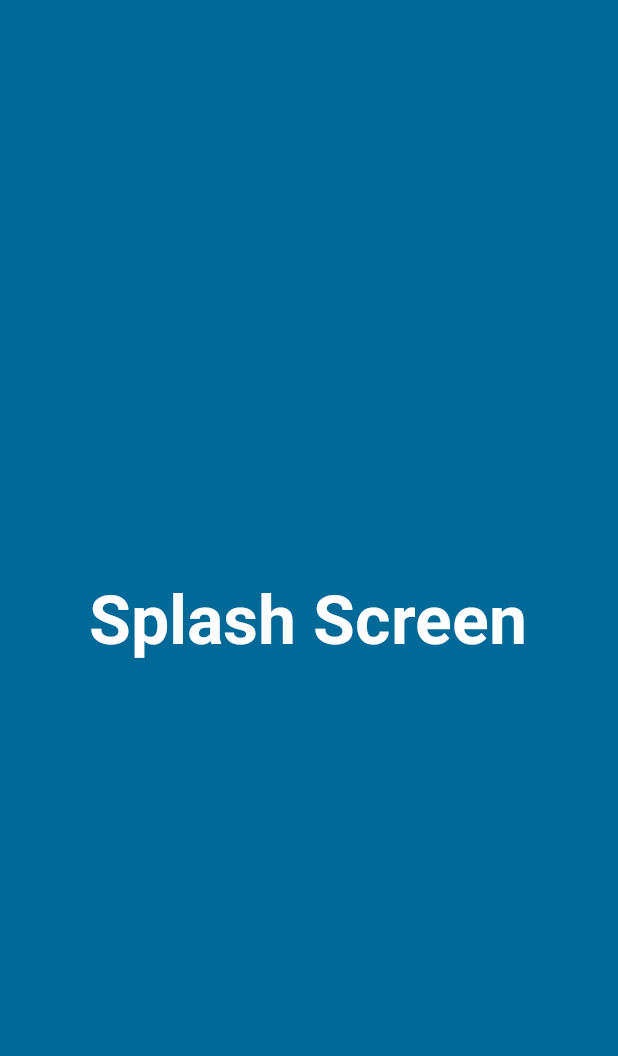
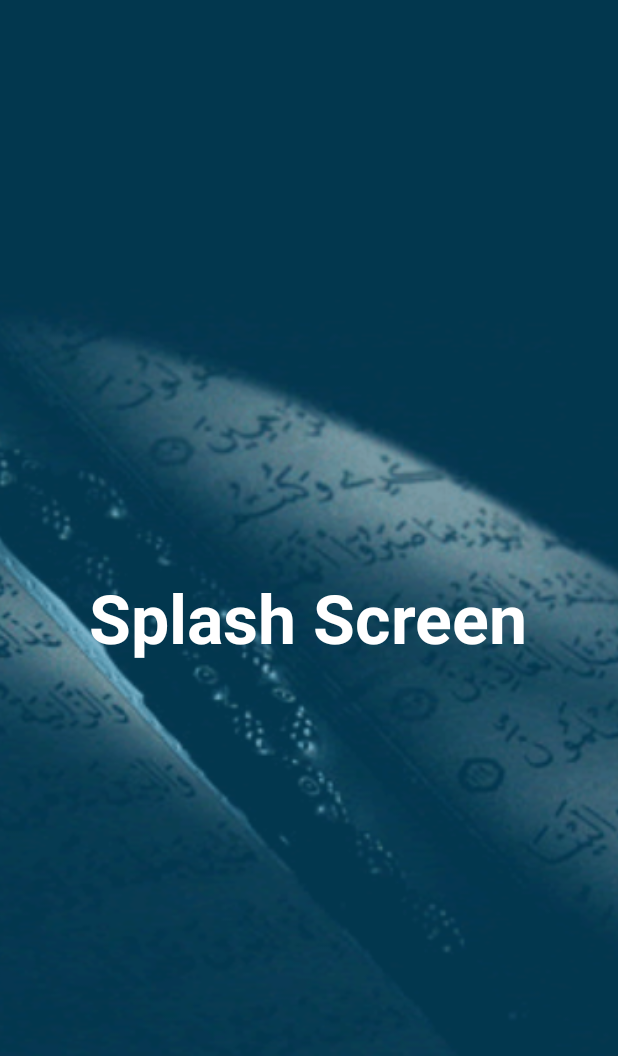
Before and after one commit to Ahmed-Redwan/QuranProjectDemo, an Android app: the layout activity_splash_screen.xml on its own in the app's theme, with its tools: preview values and no code run, on a phone screen of 412 x 824 dp. Shown: the top 1056 px of the screen. Run offline under Robolectric (Android 15) with nearby library versions, the phone set to English and light mode, and no system bars; Roboto replaces fonts that are not available here.

Commit message:
update commit

```diff
--- a/app/src/main/AndroidManifest.xml
+++ b/app/src/main/AndroidManifest.xml
@@ -8,7 +8,9 @@
         android:label="@string/app_name"
         android:roundIcon="@mipmap/ic_launcher_round"
         android:supportsRtl="true"
-        android:theme="@style/AppTheme">
+        android:theme="@style/AppTheme"
+
+        >
         <activity android:name=".Activities.JoinRequests"></activity>
         <activity android:name=".Activities.StudentDetails" />
         <activity android:name=".Activities.Add_a_new_save" />
--- a/app/src/main/java/com/example/quranprojectdemo/Activities/Main_center.java
+++ b/app/src/main/java/com/example/quranprojectdemo/Activities/Main_center.java
@@ -39,15 +39,15 @@ public class Main_center extends AppCompatActivity {
                         startActivity(new Intent(getBaseContext(), AddNewGroup.class));
                         return true;
                     case R.id.MenuCentreHomeAddStudent:
-                        startActivity(new Intent(getBaseContext(),AddNewStudent.class));
+                        startActivity(new Intent(getBaseContext(), AddNewStudent.class));
                         return true;
                     case R.id.MenuCentreHomeShowInfo:
-                        startActivity(new Intent(getBaseContext(),ShowmeMorizationLoops.class));
+                        startActivity(new Intent(getBaseContext(), ShowmeMorizationLoops.class));
                         return true;
                     case R.id.MenuCentreHomeRequestsList:
                         startActivity(new Intent(getBaseContext(), JoinRequests.class));
                         return true;
-                        case R.id.MenuCenterHomeExit:
+                    case R.id.MenuCenterHomeExit:
                         finish();
                         return true;
                     case R.id.MenuCenterHomeSettings:
--- /dev/null
+++ b/app/src/main/res/drawable/ic_add_black_24dp.xml
@@ -0,0 +1,5 @@
+<vector android:height="48dp" android:tint="#FFFFFF"
+    android:viewportHeight="24.0" android:viewportWidth="24.0"
+    android:width="48dp" xmlns:android="http://schemas.android.com/apk/res/android">
+    <path android:fillColor="#FF000000" android:pathData="M19,13h-6v6h-2v-6H5v-2h6V5h2v6h6v2z"/>
+</vector>
--- /dev/null
+++ b/app/src/main/res/drawable/ic_add_circle_black_24dp.xml
@@ -0,0 +1,5 @@
+<vector android:height="40dp" android:tint="#FFFFFF"
+    android:viewportHeight="24.0" android:viewportWidth="24.0"
+    android:width="40dp" xmlns:android="http://schemas.android.com/apk/res/android">
+    <path android:fillColor="#FF000000" android:pathData="M12,2C6.48,2 2,6.48 2,12s4.48,10 10,10 10,-4.48 10,-10S17.52,2 12,2zM17,13h-4v4h-2v-4L7,13v-2h4L11,7h2v4h4v2z"/>
+</vector>
--- a/app/src/main/res/layout/activity_splash_screen.xml
+++ b/app/src/main/res/layout/activity_splash_screen.xml
@@ -1,16 +1,28 @@
 <?xml version="1.0" encoding="utf-8"?>
-<LinearLayout xmlns:android="http://schemas.android.com/apk/res/android"
+<RelativeLayout xmlns:android="http://schemas.android.com/apk/res/android"
     xmlns:app="http://schemas.android.com/apk/res-auto"
     xmlns:tools="http://schemas.android.com/tools"
     android:layout_width="match_parent"
     android:layout_height="match_parent"
     tools:context=".Activities.SplashScreen"
     android:orientation="vertical"
-    android:background="@color/colorPrimary"
     android:gravity="center"
     android:fitsSystemWindows="true"
+
     >
 
+    <ImageView
+        android:layout_width="match_parent"
+        android:layout_height="match_parent"
+        android:src="@drawable/unnamed"
+        android:scaleType="centerCrop"
+        android:fitsSystemWindows="true"/>
+    <ImageView
+        android:layout_width="match_parent"
+        android:layout_height="match_parent"
+        android:src="#81006997"
+        android:fitsSystemWindows="true"
+        />
     <TextView
         android:id="@+id/SplashScreen_tv_Title"
         android:layout_width="wrap_content"
@@ -19,5 +31,7 @@
         android:text="Splash Screen"
         android:textColor="@android:color/white"
         android:textSize="@dimen/_35ssp"
-        android:textStyle="bold" />
-</LinearLayout>
+        android:textStyle="bold"
+        android:layout_centerInParent="true"
+        />
+</RelativeLayout>
--- a/app/src/main/res/layout/main_center.xml
+++ b/app/src/main/res/layout/main_center.xml
@@ -35,7 +35,6 @@
                  app:riv_oval="true"
                  android:layout_gravity="center"
                  app:layout_collapseMode="parallax"
-
                  android:id="@+id/center_main_image"
                  />
 
--- a/app/src/main/res/layout/main_student.xml
+++ b/app/src/main/res/layout/main_student.xml
@@ -7,6 +7,7 @@
     android:layout_height="match_parent"
     tools:context=".Activities.Main_student"
     android:background= "#E3E9EF"
+    android:fitsSystemWindows="true"
     >
 
     <com.google.android.material.appbar.AppBarLayout
@@ -34,7 +35,6 @@
                 android:fitsSystemWindows="true"
                 android:layout_gravity="center"
                 app:layout_collapseMode="parallax"
-
                 android:id="@+id/student_main_image_center"
                 />
 
--- a/app/src/main/res/layout/main_teacher.xml
+++ b/app/src/main/res/layout/main_teacher.xml
@@ -7,6 +7,7 @@
     android:layout_height="match_parent"
     tools:context=".Activities.Main_teacher"
     >
+
 
     <com.google.android.material.appbar.AppBarLayout
         android:layout_width="match_parent"
--- a/app/src/main/res/values/styles.xml
+++ b/app/src/main/res/values/styles.xml
@@ -4,8 +4,9 @@
     <style name="AppTheme" parent="Theme.AppCompat.Light.NoActionBar">
         <!-- Customize your theme here. -->
         <item name="colorPrimary">@color/colorPrimary</item>
-        <item name="colorPrimaryDark">@color/colorPrimaryDark</item>
+        <item name="colorPrimaryDark">#441189D5</item>
         <item name="colorAccent">@color/colorAccent</item>
     </style>
 
+
 </resources>
```
Also changed, not shown: app/src/main/res/drawable/quran_background_background.xml (added, +76 -0 lines), app/src/main/res/layout/activity_register_as.xml (+11 -9 lines), app/src/main/quran_background-playstore.png (added), app/src/main/res/drawable/unnamed.gif (added).
